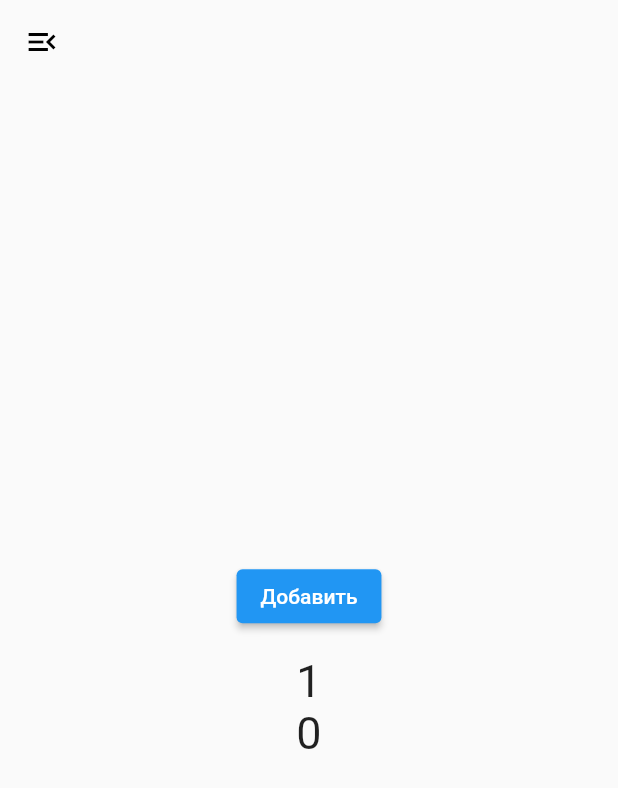
After one commit to roman-romanov/flutter_for_practice, a Flutter app: the InheritedExample screen opened by its route, after a tap on "Добавить", on a phone screen of 412 x 824 dp. The commit adds this screen. Shown: the top 788 px of the screen. Run offline on Flutter 3.47's test engine with Material 2 defaults, Android fonts, the phone set to English and light mode, and no system bars; our stand-ins replace geolocator, sizer; missing offline and left inert: split_view.

Commit message:
inherited_widget

```diff
--- a/lib/context.dart
+++ b/lib/context.dart
@@ -13,9 +13,18 @@ class ContainerColors extends StatelessWidget {
     }));
   }
 
+  void onMenuList(BuildContext context) => Navigator.pop(context);
+
   @override
   Widget build(BuildContext context) {
     return Scaffold(
+      appBar: AppBar(
+          leading: IconButton(
+            onPressed: () => onMenuList(context),
+            icon: styleIconMenuOpenBlack,
+          ),
+          elevation: 0.0,
+          backgroundColor: white.withOpacity(0)),
       body: SafeArea(
         child: Center(
           child: ElevatedButton(
--- /dev/null
+++ b/lib/inherited_widget/example.dart
@@ -0,0 +1,161 @@
+import 'package:flutter/material.dart';
+import 'package:flutter_for_practice/styles/colors.dart';
+import 'package:flutter_for_practice/styles/const.dart';
+import 'package:flutter_for_practice/styles/styles.dart';
+
+//******************************************************************************
+/*Методы
+--------------------------------------------------------------------------------
+dependOnInheritedElement           - Подписывает на изменения унаследования
+Используется в:                      didChangeDependencies, build
+--------------------------------------------------------------------------------
+dependOnInheritedWidgetOfExactType - Получает унаследование и одновременно
+                                     подписывает на его изменения
+Используется в:                      didChangeDependencies, build
+--------------------------------------------------------------------------------
+getElementForInheritedWidgetOfExactType - Получает элемент унаследования виджета
+                                       из него можно получить само унаследование
+                                       без подписки на изменения
+Используется в:                        initState, didChangeDependencies, build
+                                       deactivate
+--------------------------------------------------------------------------------
+*/
+class InheritedExample extends StatelessWidget {
+  final String title;
+  const InheritedExample({Key? key, required this.title}) : super(key: key);
+
+  @override
+  Widget build(BuildContext context) {
+    void _popNavigator() {
+      Navigator.pop(context);
+    }
+
+    return Scaffold(
+        appBar: AppBar(
+            backgroundColor: transparent,
+            elevation: 0.0,
+            leading: IconButton(
+                onPressed: _popNavigator, icon: styleIconMenuOpenBlack)),
+        body: SafeArea(
+          child: Center(
+            child: Row(
+              mainAxisAlignment: mainAxisAlignmentCenter,
+              children: [
+                DataOwnerStatefull(),
+              ],
+            ),
+          ),
+        ));
+  }
+}
+
+class DataOwnerStatefull extends StatefulWidget {
+  const DataOwnerStatefull({Key? key}) : super(key: key);
+
+  @override
+  _DataOwnerStatefullState createState() => _DataOwnerStatefullState();
+}
+
+class _DataOwnerStatefullState extends State<DataOwnerStatefull> {
+  int _number = 0;
+
+  void _increment() {
+    setState(() {
+      _number += 1;
+    });
+  }
+
+  @override
+  Widget build(BuildContext context) {
+    return Column(
+      mainAxisAlignment: mainAxisAlignmentCenter,
+      children: [
+        ElevatedButton(
+          onPressed: _increment,
+          child: Text(add),
+        ),
+        const SizedBox(height: 15),
+        DataproviderInherited(
+          value: _number,
+          child: const DataConsumerStateless(),
+        ),
+      ],
+    );
+  }
+}
+
+//******************************************************************************
+
+class DataConsumerStateless extends StatelessWidget {
+  const DataConsumerStateless({Key? key}) : super(key: key);
+
+  @override
+  Widget build(BuildContext context) {
+    final value = context
+            .dependOnInheritedWidgetOfExactType<DataproviderInherited>()
+            ?.value ??
+        0;
+    // final value =
+    //   context.findAncestorStateOfType<_DataOwnerStatefullState>()?._number ??
+    //         0;
+
+    return Container(
+      child: Column(crossAxisAlignment: crossAxisAlignmentCenter, children: [
+        Text('$value', style: styleSimple_FS30),
+        const DataConsumerStateful(),
+      ]),
+    );
+  }
+}
+
+class DataConsumerStateful extends StatefulWidget {
+  const DataConsumerStateful({Key? key}) : super(key: key);
+
+  @override
+  _DataConsumerStatefulState createState() => _DataConsumerStatefulState();
+}
+
+class _DataConsumerStatefulState extends State<DataConsumerStateful> {
+  @override
+  Widget build(BuildContext context) {
+    final value = getInherit<DataproviderInherited>(context)?.value ?? 0;
+    // final value =
+    //   context.findAncestorStateOfType<_DataOwnerStatefullState>()?._number ??
+    //         0;
+    return Text('$value', style: styleSimple_FS30);
+  }
+}
+
+//Глобальная функция
+T? getInherit<T>(BuildContext context) {
+  final element =
+      context.getElementForInheritedWidgetOfExactType<DataproviderInherited>();
+  final widget = element?.widget;
+  if (widget is DataproviderInherited) {
+    return widget as T;
+  } else {
+    return null;
+  }
+}
+
+//******************************************************************************
+
+class DataproviderInherited extends InheritedWidget {
+  final int value;
+//В унаследовании(inherited), в кострукторе обязательно
+//должен быть наследник(child)
+  const DataproviderInherited(
+      {Key? key, required this.value, required Widget child})
+      : super(key: key, child: child);
+
+  static DataproviderInherited? of(BuildContext context) {
+    return context.dependOnInheritedWidgetOfExactType<DataproviderInherited>();
+  }
+
+  @override
+  bool updateShouldNotify(DataproviderInherited oldWidget) {
+    return value != oldWidget.value;
+  }
+}
+
+//******************************************************************************
--- a/lib/main.dart
+++ b/lib/main.dart
@@ -1,6 +1,7 @@
 import 'package:flutter/material.dart';
 import 'package:flutter/services.dart';
 import 'package:flutter_for_practice/context.dart';
+import 'package:flutter_for_practice/inherited_widget/example.dart';
 import 'package:sizer/sizer.dart';
 import 'main_list.dart';
 
@@ -32,8 +33,10 @@ class App extends StatelessWidget {
             '/main_list': (context) => const MainList(),
             '/color_button': (context) => const ColorButton(),
             '/container_colors': (context) => const ContainerColors(),
+            '/inherited_widget': (context) =>
+                const InheritedExample(title: 'Inherit Widget'),
           },
-         // home: MainList(),
+          // home: MainList(),
         );
       });
     });
--- a/lib/main_list.dart
+++ b/lib/main_list.dart
@@ -1,4 +1,5 @@
 import 'package:flutter/material.dart';
+import 'package:flutter_for_practice/styles/styles.dart';
 import 'styles/const.dart';
 
 class MainList extends StatelessWidget {
@@ -11,12 +12,20 @@ class MainList extends StatelessWidget {
         child: Scaffold(
           appBar: AppBar(title: appBarMenuTitle),
           body: Column(
+            crossAxisAlignment: crossAxisAlignmentLeft,
             children: [
+              //
               TextButton(
                   onPressed: () {
                     Navigator.pushNamed(context, '/container_colors');
                   },
                   child: colorButtonContext),
+              //
+              TextButton(
+                  onPressed: () {
+                    Navigator.pushNamed(context, '/inherited_widget');
+                  },
+                  child: inheritedWidget),
             ],
           ),
         ),
--- a/lib/styles/colors.dart
+++ b/lib/styles/colors.dart
@@ -1,5 +1,6 @@
 import 'package:flutter/material.dart';
 
+const transparent = Colors.transparent;
 const white = Colors.white;
 const black = Colors.black;
 const blue = Colors.blue;
--- a/lib/styles/const.dart
+++ b/lib/styles/const.dart
@@ -4,6 +4,7 @@ const String collapse = 'Свернуть';
 const String expand = 'Развернуть';
 const String toggle = 'Тумблер';
 const String increment = 'Увеличить';
+const String add = 'Добавить';
 const String decrement = 'Уменьшить';
 const String error = 'Ошибка';
 const String press = 'Жми';
@@ -11,4 +12,5 @@ const String goTo = 'Перейти';
 const Widget stringGlobalKey = Text('Работа с глобальным ключом');
 const Widget secondPage = Text('Вторая страница');
 const Widget appBarMenuTitle = Text('Меню');
-const Widget colorButtonContext = Text('Color Button: Пример работы с контекстом');
+const Widget colorButtonContext = Text('Пример работы с контекстом');
+const Widget inheritedWidget = Text('Пример работы с InheritedWidget');
--- a/lib/styles/styles.dart
+++ b/lib/styles/styles.dart
@@ -6,8 +6,11 @@ const edgeInsetsTwenty = EdgeInsets.all(20.0);
 const edgeInsetsFourty = EdgeInsets.all(40.0);
 const mainAxisAlignmentCenter = MainAxisAlignment.center;
 const crossAxisAlignmentCenter = CrossAxisAlignment.center;
+const mainAxisAlignmentLeft = MainAxisAlignment.start;
+const crossAxisAlignmentLeft = CrossAxisAlignment.start;
 
 final styleSimple_FS30 = TextStyle(fontSize: 30);
 final styleSimple_FS50 = TextStyle(fontSize: 50);
 final styleDecrement =
     ButtonStyle(backgroundColor: MaterialStateProperty.all(Colors.red));
+final styleIconMenuOpenBlack = Icon(Icons.menu_open, color: Colors.black);
```
Also changed, not shown: lib/inherited_widget/inherited_pass_data_to_child_start.dart (added), 2 other files.
